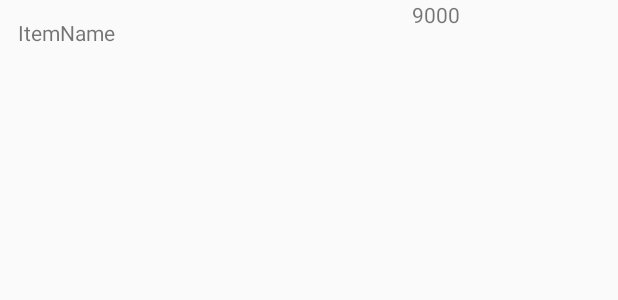
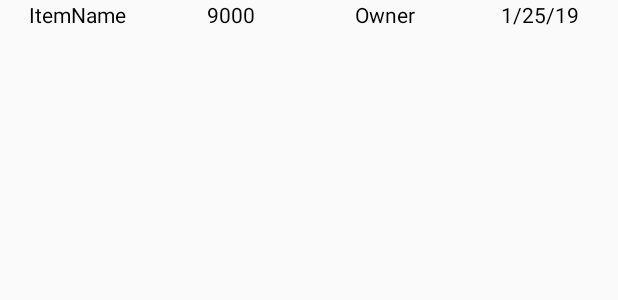
Before and after one commit to ilanlyndon/InTheBlack, an Android app: the layout transaction_item.xml on its own in the app's theme, with its tools: preview values and no code run, on a phone screen of 412 x 824 dp. Shown: the top 300 px of the screen. Run offline under Robolectric (Android 15) with nearby library versions, the phone set to English and light mode, and no system bars.

Commit message:
Updated Transaction Class, Ledger Class, updated unit tests for both, added style type for transaction items, updated transaction_item, updated kotlin version

```diff
--- a/app/build.gradle
+++ b/app/build.gradle
@@ -5,11 +5,11 @@ apply plugin: 'kotlin-android'
 apply plugin: 'kotlin-android-extensions'
 
 android {
-    compileSdkVersion 27
+    compileSdkVersion 28
     defaultConfig {
         applicationId "com.kevinilan.intheblack"
         minSdkVersion 19
-        targetSdkVersion 27
+        targetSdkVersion 28
         versionCode 1
         versionName "1.0"
         testInstrumentationRunner "android.support.test.runner.AndroidJUnitRunner"
@@ -25,7 +25,7 @@ android {
 dependencies {
     implementation fileTree(dir: 'libs', include: ['*.jar'])
     implementation"org.jetbrains.kotlin:kotlin-stdlib-jdk7:$kotlin_version"
-    implementation 'com.android.support:appcompat-v7:27.1.1'
+    implementation 'com.android.support:appcompat-v7:28.0.0'
     implementation 'com.android.support.constraint:constraint-layout:1.1.3'
     testImplementation 'junit:junit:4.12'
     androidTestImplementation 'com.android.support.test:runner:1.0.2'
--- a/app/src/main/res/layout/transaction_item.xml
+++ b/app/src/main/res/layout/transaction_item.xml
@@ -4,19 +4,25 @@
               android:layout_width="match_parent"
               android:layout_height="wrap_content">
 
-    <TextView android:layout_width="0dp" android:layout_height="match_parent"
+    <TextView
               android:text="ItemName"
               android:id="@+id/transaction_item_name"
-              android:layout_weight="2"
-              android:paddingLeft="12sp"
-              android:paddingTop="12sp"
-              android:layout_gravity="center_vertical"
+        style="@style/Transaction_Item"
+
     />
 
-    <TextView android:layout_width="0dp" android:layout_height="match_parent"
-              android:layout_weight="1"
+    <TextView    style="@style/Transaction_Item"
               android:id="@+id/transaction_item_value"
               android:text="9000"
     />
+    <TextView    style="@style/Transaction_Item"
+              android:id="@+id/transaction_item_maker"
+              android:text="Owner"
+    />
+    <TextView    style="@style/Transaction_Item"
+              android:id="@+id/transaction_item_date"
+              android:text="1/25/19"
+    />
+
 
 </LinearLayout>
--- a/app/src/main/res/values/colors.xml
+++ b/app/src/main/res/values/colors.xml
@@ -3,4 +3,5 @@
     <color name="colorPrimary">#008577</color>
     <color name="colorPrimaryDark">#00574B</color>
     <color name="colorAccent">#D81B60</color>
+    <color name="black">#000000</color>
 </resources>
--- a/app/src/main/res/values/styles.xml
+++ b/app/src/main/res/values/styles.xml
@@ -8,4 +8,18 @@
         <item name="colorAccent">@color/colorAccent</item>
     </style>
 
+    <style name="Transaction_Item">
+        <item name="android:layout_width">0dp</item>
+        <item name="android:layout_height">match_parent</item>
+        <item name="android:layout_weight">1</item>
+        <item name="android:textColor">@color/black</item>
+        <item name="android:textSize">14sp</item>
+        <item name="android:paddingEnd">12sp</item>
+        <item name="android:paddingStart">12sp</item>
+        <item name="android:gravity">center_horizontal|center_vertical</item>
+    </style>
+
+
+
+
 </resources>
--- a/build.gradle
+++ b/build.gradle
@@ -1,13 +1,13 @@
 // Top-level build file where you can add configuration options common to all sub-projects/modules.
 
 buildscript {
-    ext.kotlin_version = '1.2.71'
+    ext.kotlin_version = '1.3.20'
     repositories {
         google()
         jcenter()
     }
     dependencies {
-        classpath 'com.android.tools.build:gradle:3.2.1'
+        classpath 'com.android.tools.build:gradle:3.3.0'
         classpath "org.jetbrains.kotlin:kotlin-gradle-plugin:$kotlin_version"
 
         // NOTE: Do not place your application dependencies here; they belong
```
Also changed, not shown: app/src/main/java/com/kevinilan/intheblack/data/Account.kt (deleted, +0 -16 lines), app/src/main/java/com/kevinilan/intheblack/data/Ledger.kt (added, +28 -0 lines), app/src/main/java/com/kevinilan/intheblack/data/Transaction.kt (+4 -3 lines), gradle/wrapper/gradle-wrapper.properties, 1 other file.
